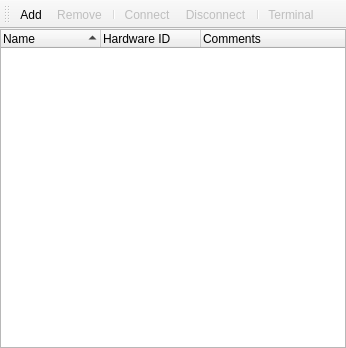
This is QuadControl/DockWindows/ConnectionWindow.ui in thomask77/drquad32 as Qt 5 draws it before an edit. The edited form follows.
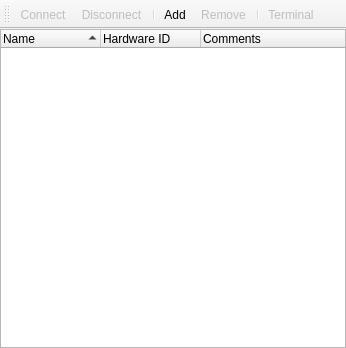
This is the edited form. Icons and pictures are not drawn.

The edit to the form file:
```diff
--- a/QuadControl/DockWindows/ConnectionWindow.ui
+++ b/QuadControl/DockWindows/ConnectionWindow.ui
@@ -82,12 +82,12 @@
    <attribute name="toolBarBreak">
     <bool>false</bool>
    </attribute>
-   <addaction name="actionAdd"/>
-   <addaction name="actionRemove"/>
-   <addaction name="separator"/>
    <addaction name="actionConnect"/>
    <addaction name="actionDisconnect"/>
    <addaction name="separator"/>
+   <addaction name="actionAdd"/>
+   <addaction name="actionRemove"/>
+   <addaction name="separator"/>
    <addaction name="actionTerminal"/>
   </widget>
   <action name="actionConnect">
```
Left out of the diff: 11 changed lines with no effect on the pictures.
